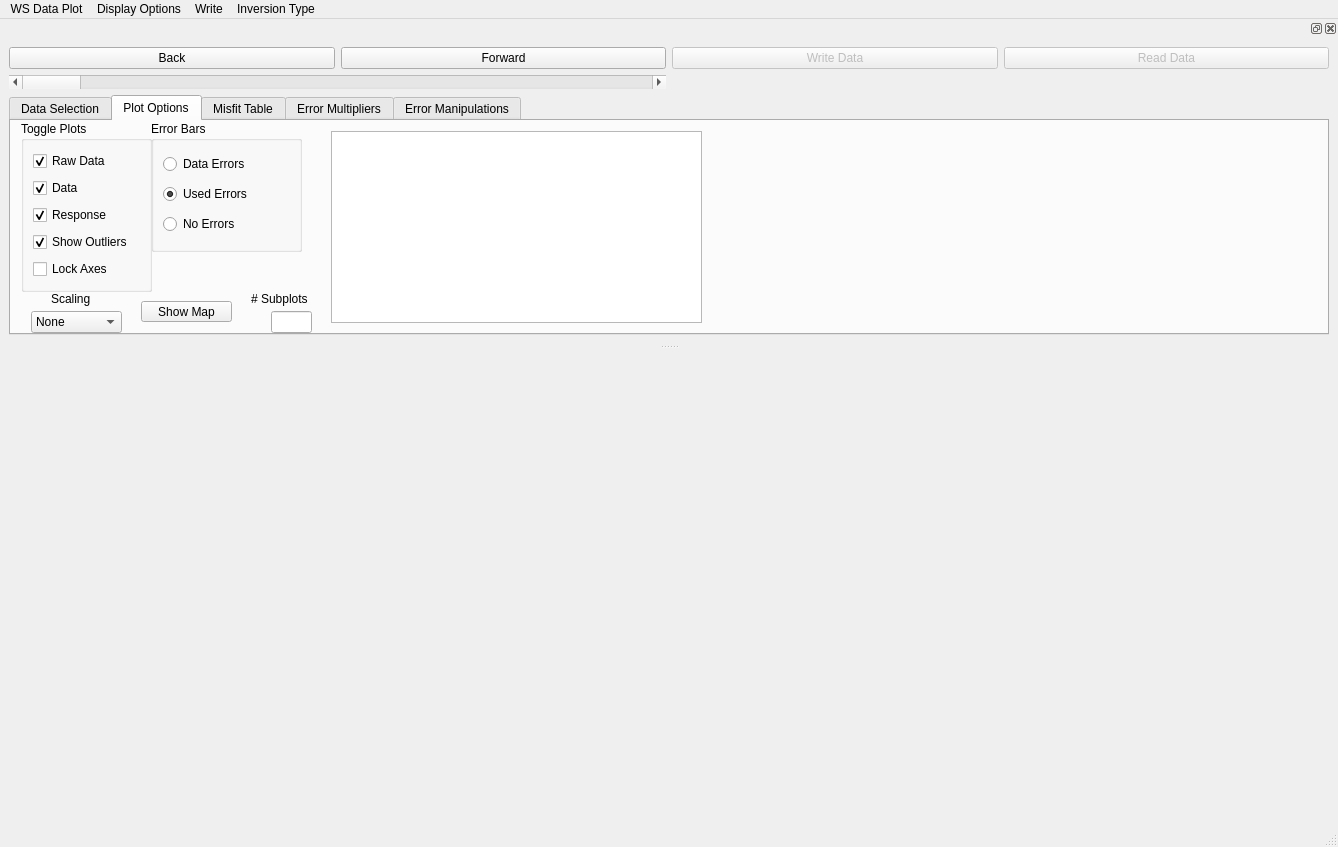
The window that pyMT/DataGUI/data_plot.ui (eroots/pyMT) describes before a commit, drawn with Qt 5.
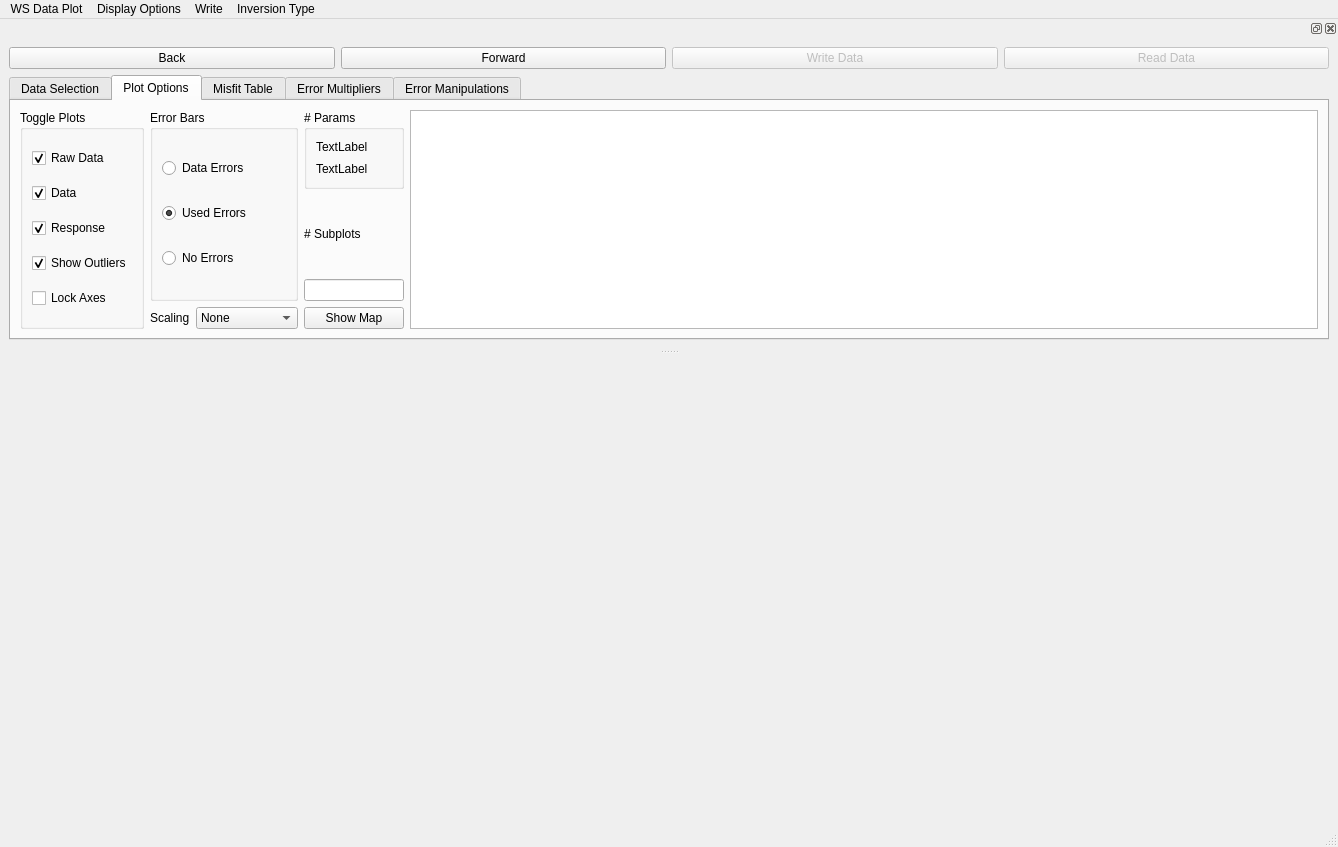
The same window after the commit.

Commit message: Started documentation, edited a few things in data_plot

```diff
--- a/pyMT/DataGUI/data_plot.ui
+++ b/pyMT/DataGUI/data_plot.ui
@@ -11,7 +11,7 @@
    </rect>
   </property>
   <property name="windowTitle">
-   <string>MainWindow</string>
+   <string>Data Plot</string>
   </property>
   <widget class="QWidget" name="centralwidget">
    <property name="sizePolicy">
@@ -20,8 +20,17 @@
      <verstretch>0</verstretch>
     </sizepolicy>
    </property>
-   <layout class="QVBoxLayout" name="mplvl">
-    <item>
+   <layout class="QGridLayout" name="mplvl">
+    <property name="topMargin">
+     <number>1</number>
+    </property>
+    <property name="bottomMargin">
+     <number>0</number>
+    </property>
+    <property name="verticalSpacing">
+     <number>1</number>
+    </property>
+    <item row="0" column="0">
      <widget class="QWidget" name="mplwindow" native="true">
       <property name="sizePolicy">
        <sizepolicy hsizetype="Maximum" vsizetype="Maximum">
@@ -121,10 +130,28 @@
   </widget>
   <widget class="QStatusBar" name="statusbar"/>
   <widget class="QDockWidget" name="dock">
+   <property name="sizePolicy">
+    <sizepolicy hsizetype="Preferred" vsizetype="Ignored">
+     <horstretch>0</horstretch>
+     <verstretch>0</verstretch>
+    </sizepolicy>
+   </property>
+   <property name="minimumSize">
+    <size>
+     <width>836</width>
+     <height>330</height>
+    </size>
+   </property>
    <attribute name="dockWidgetArea">
     <number>4</number>
    </attribute>
    <widget class="QWidget" name="dockWidgetContents_4">
+    <property name="sizePolicy">
+     <sizepolicy hsizetype="Preferred" vsizetype="Minimum">
+      <horstretch>0</horstretch>
+      <verstretch>0</verstretch>
+     </sizepolicy>
+    </property>
     <layout class="QGridLayout" name="gridLayout">
      <item row="0" column="3">
       <widget class="QPushButton" name="ReadDataButton">
@@ -136,6 +163,13 @@
        </property>
       </widget>
      </item>
+     <item row="0" column="1">
+      <widget class="QPushButton" name="ForwardButton">
+       <property name="text">
+        <string>Forward</string>
+       </property>
+      </widget>
+     </item>
      <item row="0" column="0">
       <widget class="QPushButton" name="BackButton">
        <property name="text">
@@ -153,22 +187,14 @@
        </property>
       </widget>
      </item>
-     <item row="0" column="1">
-      <widget class="QPushButton" name="ForwardButton">
-       <property name="text">
-        <string>Forward</string>
-       </property>
-      </widget>
-     </item>
-     <item row="1" column="0" colspan="2">
-      <widget class="QScrollBar" name="siteSlider">
-       <property name="orientation">
-        <enum>Qt::Horizontal</enum>
-       </property>
-      </widget>
-     </item>
-     <item row="2" column="0" colspan="4">
+     <item row="1" column="0" colspan="4">
       <widget class="QTabWidget" name="tabs">
+       <property name="sizePolicy">
+        <sizepolicy hsizetype="Expanding" vsizetype="Minimum">
+         <horstretch>0</horstretch>
+         <verstretch>0</verstretch>
+        </sizepolicy>
+       </property>
        <property name="currentIndex">
         <number>1</number>
        </property>
@@ -387,205 +413,238 @@
           <enum>Qt::Vertical</enum>
          </property>
         </widget>
+        <widget class="QGroupBox" name="groupBox_6">
+         <property name="geometry">
+          <rect>
+           <x>590</x>
+           <y>10</y>
+           <width>100</width>
+           <height>79</height>
+          </rect>
+         </property>
+         <property name="title">
+          <string># Params</string>
+         </property>
+         <layout class="QGridLayout" name="gridLayout_6">
+          <item row="0" column="0">
+           <widget class="QLabel" name="label_NP_2">
+            <property name="text">
+             <string>TextLabel</string>
+            </property>
+           </widget>
+          </item>
+          <item row="1" column="0">
+           <widget class="QLabel" name="label_NS_2">
+            <property name="text">
+             <string>TextLabel</string>
+            </property>
+           </widget>
+          </item>
+         </layout>
+        </widget>
        </widget>
        <widget class="QWidget" name="PlotOptions">
         <attribute name="title">
          <string>Plot Options</string>
         </attribute>
-        <widget class="QGroupBox" name="groupBox">
-         <property name="geometry">
-          <rect>
-           <x>10</x>
-           <y>0</y>
-           <width>131</width>
-           <height>171</height>
-          </rect>
-         </property>
-         <property name="title">
-          <string>Toggle Plots</string>
-         </property>
-         <property name="checkable">
-          <bool>false</bool>
-         </property>
-         <layout class="QVBoxLayout" name="verticalLayout">
-          <item>
-           <widget class="QCheckBox" name="toggleRaw">
+        <layout class="QGridLayout" name="gridLayout_4">
+         <item row="3" column="3">
+          <widget class="QComboBox" name="scalingBox">
+           <item>
             <property name="text">
-             <string>Raw Data</string>
+             <string>None</string>
             </property>
-            <property name="checked">
-             <bool>true</bool>
-            </property>
-           </widget>
-          </item>
-          <item>
-           <widget class="QCheckBox" name="toggleData">
+           </item>
+           <item>
             <property name="text">
-             <string>Data</string>
+             <string>Periods</string>
             </property>
-            <property name="checked">
-             <bool>true</bool>
-            </property>
-           </widget>
-          </item>
-          <item>
-           <widget class="QCheckBox" name="toggleResponse">
+           </item>
+           <item>
             <property name="text">
-             <string>Response</string>
+             <string>Sqrt(Periods)</string>
             </property>
-            <property name="checked">
-             <bool>true</bool>
-            </property>
-           </widget>
-          </item>
-          <item>
-           <widget class="QCheckBox" name="showOutliers">
-            <property name="text">
-             <string>Show Outliers</string>
-            </property>
-            <property name="checked">
-             <bool>true</bool>
-            </property>
-           </widget>
-          </item>
-          <item>
-           <widget class="QCheckBox" name="LockAxes">
-            <property name="text">
-             <string>Lock Axes</string>
-            </property>
-           </widget>
-          </item>
-         </layout>
-        </widget>
-        <widget class="QLabel" name="label_6">
-         <property name="geometry">
-          <rect>
-           <x>40</x>
-           <y>170</y>
-           <width>53</width>
-           <height>16</height>
-          </rect>
-         </property>
-         <property name="text">
-          <string>Scaling</string>
-         </property>
-        </widget>
-        <widget class="QComboBox" name="scalingBox">
-         <property name="geometry">
-          <rect>
-           <x>20</x>
-           <y>190</y>
-           <width>91</width>
-           <height>22</height>
-          </rect>
-         </property>
-         <item>
-          <property name="text">
-           <string>None</string>
-          </property>
+           </item>
+          </widget>
          </item>
-         <item>
-          <property name="text">
-           <string>Periods</string>
-          </property>
+         <item row="0" column="2" rowspan="3" colspan="2">
+          <widget class="QGroupBox" name="groupBox_3">
+           <property name="title">
+            <string>Error Bars</string>
+           </property>
+           <layout class="QVBoxLayout" name="verticalLayout_2">
+            <item>
+             <widget class="QRadioButton" name="dataErrRadio">
+              <property name="text">
+               <string>Data Errors</string>
+              </property>
+             </widget>
+            </item>
+            <item>
+             <widget class="QRadioButton" name="usedErrRadio">
+              <property name="text">
+               <string>Used Errors</string>
+              </property>
+              <property name="checked">
+               <bool>true</bool>
+              </property>
+             </widget>
+            </item>
+            <item>
+             <widget class="QRadioButton" name="noErrRadio">
+              <property name="text">
+               <string>No Errors</string>
+              </property>
+             </widget>
+            </item>
+           </layout>
+          </widget>
          </item>
-         <item>
-          <property name="text">
-           <string>Sqrt(Periods)</string>
-          </property>
+         <item row="3" column="2">
+          <widget class="QLabel" name="label_6">
+           <property name="text">
+            <string>Scaling</string>
+           </property>
+          </widget>
          </item>
-        </widget>
-        <widget class="QLineEdit" name="numSubplots">
-         <property name="geometry">
-          <rect>
-           <x>260</x>
-           <y>190</y>
-           <width>41</width>
-           <height>22</height>
-          </rect>
-         </property>
-        </widget>
-        <widget class="QLabel" name="label_7">
-         <property name="geometry">
-          <rect>
-           <x>240</x>
-           <y>170</y>
-           <width>81</width>
-           <height>16</height>
-          </rect>
-         </property>
-         <property name="text">
-          <string># Subplots</string>
-         </property>
-        </widget>
-        <widget class="QGroupBox" name="groupBox_3">
-         <property name="geometry">
-          <rect>
-           <x>140</x>
-           <y>0</y>
-           <width>151</width>
-           <height>131</height>
-          </rect>
-         </property>
-         <property name="title">
-          <string>Error Bars</string>
-         </property>
-         <layout class="QVBoxLayout" name="verticalLayout_2">
-          <item>
-           <widget class="QRadioButton" name="dataErrRadio">
-            <property name="text">
-             <string>Data Errors</string>
-            </property>
-           </widget>
-          </item>
-          <item>
-           <widget class="QRadioButton" name="usedErrRadio">
-            <property name="text">
-             <string>Used Errors</string>
-            </property>
-            <property name="checked">
-             <bool>true</bool>
-            </property>
-           </widget>
-          </item>
-          <item>
-           <widget class="QRadioButton" name="noErrRadio">
-            <property name="text">
-             <string>No Errors</string>
-            </property>
-           </widget>
-          </item>
-         </layout>
-        </widget>
-        <widget class="QPushButton" name="showMap">
-         <property name="geometry">
-          <rect>
-           <x>130</x>
-           <y>180</y>
-           <width>91</width>
-           <height>21</height>
-          </rect>
-         </property>
-         <property name="text">
-          <string>Show Map</string>
-         </property>
-        </widget>
-        <widget class="QTableWidget" name="comp_table">
-         <property name="geometry">
-          <rect>
-           <x>320</x>
-           <y>10</y>
-           <width>371</width>
-           <height>192</height>
-          </rect>
-         </property>
-         <property name="editTriggers">
-          <set>QAbstractItemView::CurrentChanged</set>
-         </property>
-         <property name="dragDropOverwriteMode">
-          <bool>false</bool>
-         </property>
-        </widget>
+         <item row="0" column="4">
+          <widget class="QGroupBox" name="groupBox_5">
+           <property name="title">
+            <string># Params</string>
+           </property>
+           <layout class="QGridLayout" name="gridLayout_3">
+            <item row="0" column="0">
+             <widget class="QLabel" name="label_NP">
+              <property name="text">
+               <string>TextLabel</string>
+              </property>
+             </widget>
+            </item>
+            <item row="1" column="0">
+             <widget class="QLabel" name="label_NS">
+              <property name="text">
+               <string>TextLabel</string>
+              </property>
+             </widget>
+            </item>
+           </layout>
+          </widget>
+         </item>
+         <item row="1" column="4">
+          <widget class="QLabel" name="label_7">
+           <property name="text">
+            <string># Subplots</string>
+           </property>
+          </widget>
+         </item>
+         <item row="2" column="4">
+          <widget class="QLineEdit" name="numSubplots">
+           <property name="maximumSize">
+            <size>
+             <width>100</width>
+             <height>16777215</height>
+            </size>
+           </property>
+          </widget>
+         </item>
+         <item row="0" column="5" rowspan="4">
+          <widget class="QTableWidget" name="comp_table">
+           <property name="sizePolicy">
+            <sizepolicy hsizetype="Expanding" vsizetype="Ignored">
+             <horstretch>0</horstretch>
+             <verstretch>0</verstretch>
+            </sizepolicy>
+           </property>
+           <property name="minimumSize">
+            <size>
+             <width>0</width>
+             <height>100</height>
+            </size>
+           </property>
+           <property name="maximumSize">
+            <size>
+             <width>16777215</width>
+             <height>800</height>
+            </size>
+           </property>
+           <property name="sizeAdjustPolicy">
+            <enum>QAbstractScrollArea::AdjustToContents</enum>
+           </property>
+           <property name="editTriggers">
+            <set>QAbstractItemView::CurrentChanged</set>
+           </property>
+           <property name="dragDropOverwriteMode">
+            <bool>false</bool>
+           </property>
+          </widget>
+         </item>
+         <item row="3" column="4">
+          <widget class="QPushButton" name="showMap">
+           <property name="text">
+            <string>Show Map</string>
+           </property>
+          </widget>
+         </item>
+         <item row="0" column="0" rowspan="4">
+          <widget class="QGroupBox" name="groupBox">
+           <property name="title">
+            <string>Toggle Plots</string>
+           </property>
+           <property name="checkable">
+            <bool>false</bool>
+           </property>
+           <layout class="QVBoxLayout" name="verticalLayout">
+            <item>
+             <widget class="QCheckBox" name="toggleRaw">
+              <property name="text">
+               <string>Raw Data</string>
+              </property>
+              <property name="checked">
+               <bool>true</bool>
+              </property>
+             </widget>
+            </item>
+            <item>
+             <widget class="QCheckBox" name="toggleData">
+              <property name="text">
+               <string>Data</string>
+              </property>
+              <property name="checked">
+               <bool>true</bool>
+              </property>
+             </widget>
+            </item>
+            <item>
+             <widget class="QCheckBox" name="toggleResponse">
+              <property name="text">
+               <string>Response</string>
+              </property>
+              <property name="checked">
+               <bool>true</bool>
+              </property>
+             </widget>
+            </item>
+            <item>
+             <widget class="QCheckBox" name="showOutliers">
+              <property name="text">
+               <string>Show Outliers</string>
+              </property>
+              <property name="checked">
+               <bool>true</bool>
+              </property>
+             </widget>
+            </item>
+            <item>
+             <widget class="QCheckBox" name="LockAxes">
+              <property name="text">
+               <string>Lock Axes</string>
+              </property>
+             </widget>
+            </item>
+           </layout>
+          </widget>
+         </item>
+        </layout>
        </widget>
        <widget class="QWidget" name="ErrorMap">
         <attribute name="title">
@@ -661,31 +720,24 @@
         <widget class="QGroupBox" name="groupBox_2">
          <property name="geometry">
           <rect>
-           <x>0</x>
+           <x>10</x>
            <y>10</y>
-           <width>163</width>
+           <width>171</width>
            <height>201</height>
           </rect>
          </property>
          <property name="title">
           <string>Group Manipulations</string>
          </property>
-         <layout class="QVBoxLayout" name="verticalLayout_3">
-          <item>
-           <widget class="QPushButton" name="refreshErrorTree">
+         <layout class="QGridLayout" name="gridLayout_5">
+          <item row="5" column="0">
+           <widget class="QLabel" name="label_5">
             <property name="text">
-             <string>Refresh</string>
+             <string>Filter Length</string>
             </property>
            </widget>
           </item>
-          <item>
-           <widget class="QPushButton" name="regErrors">
-            <property name="text">
-             <string>Regulate Errors</string>
-            </property>
-           </widget>
-          </item>
-          <item>
+          <item row="5" column="1">
            <widget class="QDoubleSpinBox" name="width">
             <property name="minimum">
              <double>0.100000000000000</double>
@@ -695,7 +747,7 @@
             </property>
            </widget>
           </item>
-          <item>
+          <item row="6" column="1">
            <widget class="QDoubleSpinBox" name="mult">
             <property name="minimum">
              <double>0.100000000000000</double>
@@ -705,7 +757,28 @@
             </property>
            </widget>
           </item>
-          <item>
+          <item row="6" column="0">
+           <widget class="QLabel" name="label_9">
+            <property name="text">
+             <string>Multiplier</string>
+            </property>
+           </widget>
+          </item>
+          <item row="1" column="0" colspan="2">
+           <widget class="QPushButton" name="regErrors">
+            <property name="text">
+             <string>Regulate Errors</string>
+            </property>
+           </widget>
+          </item>
+          <item row="0" column="0" colspan="2">
+           <widget class="QPushButton" name="refreshErrorTree">
+            <property name="text">
+             <string>Refresh</string>
+            </property>
+           </widget>
+          </item>
+          <item row="7" column="0" colspan="2">
            <widget class="QPushButton" name="resetErrors">
             <property name="text">
              <string>Reset Errors</string>
@@ -715,10 +788,13 @@
          </layout>
         </widget>
         <widget class="QGroupBox" name="groupBox_4">
+         <property name="enabled">
+          <bool>false</bool>
+         </property>
          <property name="geometry">
           <rect>
-           <x>1120</x>
-           <y>20</y>
+           <x>990</x>
+           <y>30</y>
            <width>139</width>
            <height>92</height>
           </rect>
@@ -784,7 +860,7 @@
         <widget class="QTableWidget" name="errorFloorTable">
          <property name="geometry">
           <rect>
-           <x>180</x>
+           <x>230</x>
            <y>10</y>
            <width>281</width>
            <height>192</height>
```
The commit also changes 19 other files.
